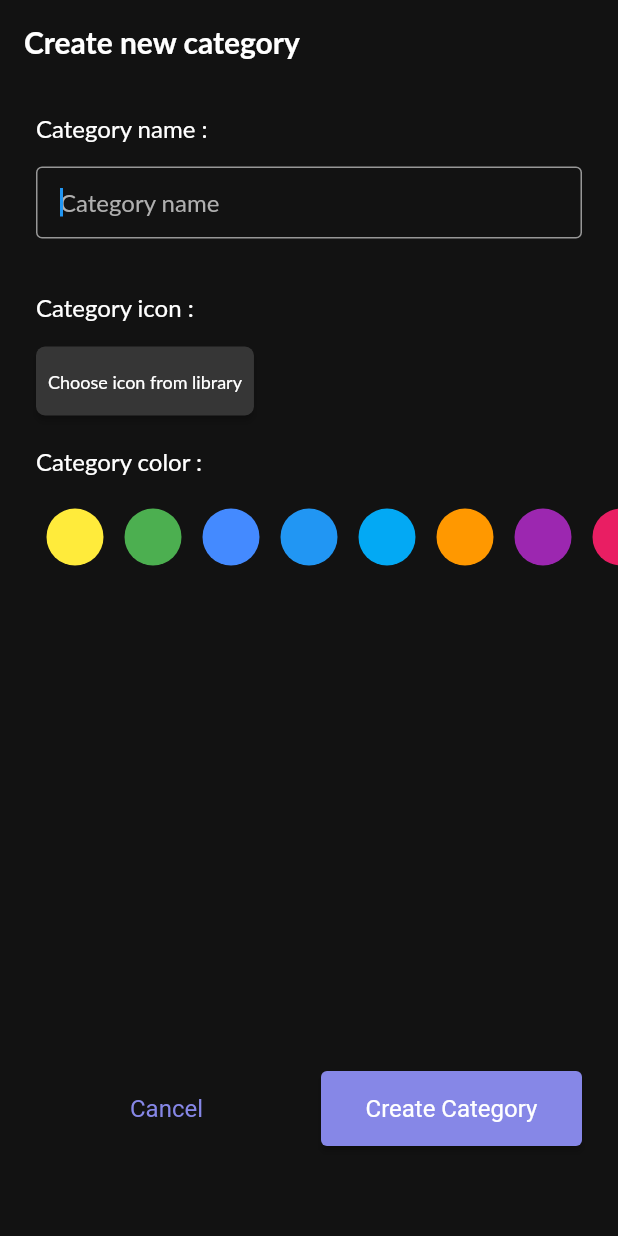
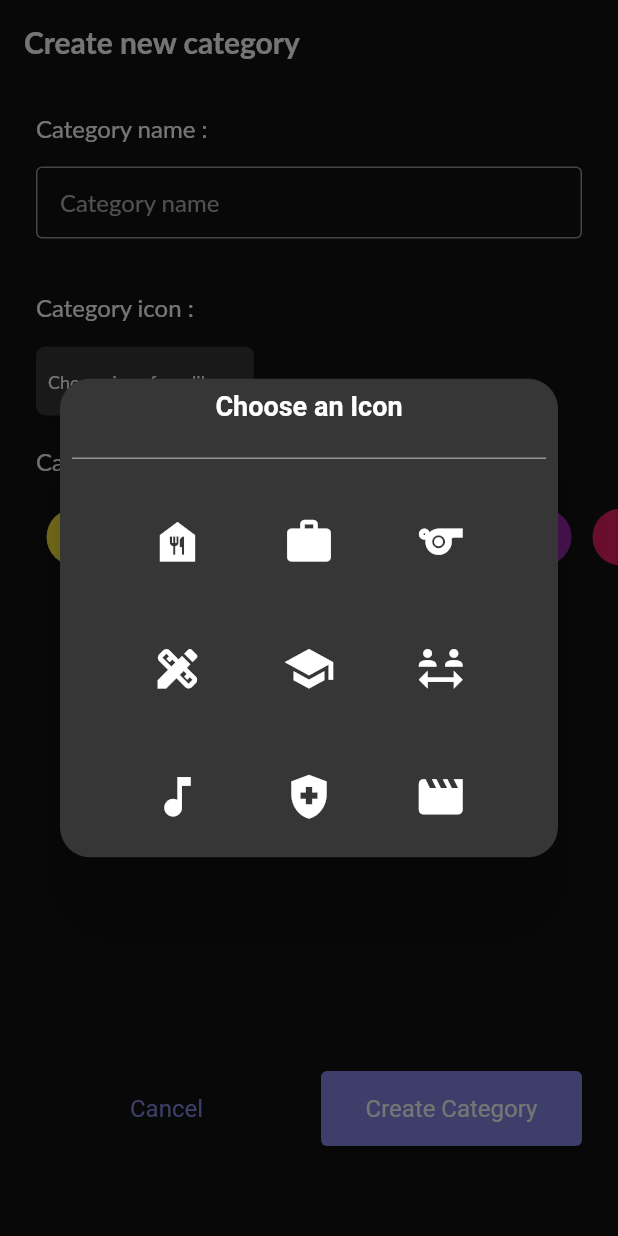
Before and after one commit to Jawabreh0/flutter-to-do-app, a Flutter app: the screen it shows after launch, after a tap on "Choose icon from library", on a phone screen of 412 x 824 dp. Run offline on Flutter 3.47's test engine with Material 2 defaults, Android fonts, the phone set to English and light mode, and no system bars; our stand-ins replace flutter_svg, get, local_auth, sqflite; accounts and stored records are empty; Roboto replaces fonts that are missing (Lato).

Commit message:
add catg + ctrl

```diff
--- a/lib/presentation/features/create_catg/controller/catg_ctrl.dart
+++ b/lib/presentation/features/create_catg/controller/catg_ctrl.dart
@@ -3,9 +3,21 @@ import 'package:get/get.dart';
 
 class CatgController extends GetxController {
   Rx<Color> selectedColor = Colors.red.obs;
+  Rx<IconData?> selectedIcon = Rx<IconData?>(null);
+  RxString catgName = "".obs;
 
   void changeColor(Color color) {
     selectedColor.value = color;
+  }
+
+  void printFun() {
+    print(
+        "Selected Color:${selectedColor.value} and the Catg Name : ${catgName.value}");
+  }
+
+  void handleSelectedButton(IconData selectedIcon) {
+    this.selectedIcon.value = selectedIcon;
+    print("Selected Icon: $selectedIcon");
   }
 
   final List<Color> colorsList = [
@@ -21,4 +33,25 @@ class CatgController extends GetxController {
     Colors.grey,
     Colors.cyan,
   ];
+
+  final List<IconData> iconList = [
+    Icons.food_bank,
+    Icons.work,
+    Icons.sports,
+    Icons.design_services,
+    Icons.school,
+    Icons.social_distance,
+    Icons.music_note,
+    Icons.health_and_safety,
+    Icons.movie,
+    Icons.home,
+    Icons.logo_dev,
+    Icons.self_improvement,
+    Icons.hiking,
+    Icons.surfing,
+    Icons.kitesurfing,
+    Icons.bathroom,
+    Icons.engineering,
+    Icons.construction
+  ];
 }
--- a/lib/presentation/features/create_catg/widgets/create_catg_widgets.dart
+++ b/lib/presentation/features/create_catg/widgets/create_catg_widgets.dart
@@ -1,7 +1,7 @@
 import 'package:flutter/material.dart';
 import 'package:get/get.dart';
 import 'package:to_do/core/app-colors/palette.dart';
-import 'package:to_do/presentation/features/create_catg/controller/catg_ctrl.dart';
+import '../controller/catg_ctrl.dart';
 
 class CreateCatgWidget {
   static Widget createCatgBody() {
@@ -38,9 +38,13 @@ class CreateCatgWidget {
   }
 
   static Widget catgNameField() {
+    final CatgController controller = Get.put(CatgController());
     return Padding(
       padding: const EdgeInsets.fromLTRB(24.0, 16.0, 24.0, 16.0),
       child: TextField(
+        onChanged: (value) {
+          controller.catgName.value = value;
+        },
         style: const TextStyle(
           fontFamily: 'Lato',
           fontSize: 16,
@@ -85,11 +89,72 @@ class CreateCatgWidget {
   }
 
   static Widget chooseCatgButton() {
+    final CatgController controller = Get.put(CatgController());
     return Padding(
       padding: const EdgeInsets.only(left: 24, bottom: 20),
       child: ElevatedButton(
         onPressed: () {
-            //TODO
+          Get.defaultDialog(
+            backgroundColor: bottomSheetColor,
+            title: 'Choose an Icon',
+            titleStyle: const TextStyle(
+                color: Colors.white, fontSize: 18, fontWeight: FontWeight.w700),
+            content: SizedBox(
+              width: double.maxFinite,
+              height: 250,
+              child: SingleChildScrollView(
+                child: Column(
+                  children: [
+                    Divider(
+                      color: fieldBordersColor,
+                      thickness: 1,
+                    ),
+                    const SizedBox(height: 30),
+                    ListView.builder(
+                      shrinkWrap: true,
+                      physics: const NeverScrollableScrollPhysics(),
+                      itemCount: (controller.iconList.length / 3).ceil(),
+                      itemBuilder: (BuildContext context, int rowIndex) {
+                        return Column(
+                          children: [
+                            Row(
+                              mainAxisAlignment: MainAxisAlignment.spaceEvenly,
+                              children: [
+                                for (int i = rowIndex * 3;
+                                    i < (rowIndex * 3 + 3);
+                                    i++)
+                                  if (i < controller.iconList.length)
+                                    InkWell(
+                                      onTap: () {
+                                        IconData selectedIcon =
+                                            controller.iconList[i];
+                                        controller
+                                            .handleSelectedButton(selectedIcon);
+                                        Get.back(result: selectedIcon);
+                                      },
+                                      child: Icon(
+                                        controller.iconList[i],
+                                        color: Colors.white,
+                                        size: 35,
+                                      ),
+                                    ),
+                              ],
+                            ),
+                            const SizedBox(height: 50),
+                          ],
+                        );
+                      },
+                    ),
+                  ],
+                ),
+              ),
+            ),
+          ).then((value) {
+            if (value != null) {
+              IconData selectedIcon = value;
+              // Do something with the selected icon
+            }
+          });
         },
         style: ElevatedButton.styleFrom(
           padding: const EdgeInsets.fromLTRB(8, 16, 8, 16),
@@ -107,7 +172,8 @@ class CreateCatgWidget {
             color: Colors.white,
           ),
         ),
-        ));
+      ),
+    );
   }
 
   static Widget catgColorText() {
@@ -165,6 +231,7 @@ class CreateCatgWidget {
   }
 
   static Widget createCatgButton() {
+    final CatgController controller = Get.put(CatgController());
     return Padding(
       padding: const EdgeInsets.only(bottom: 60, left: 24, right: 24),
       child: Row(
@@ -172,9 +239,7 @@ class CreateCatgWidget {
         children: [
           Expanded(
             child: ElevatedButton(
-              onPressed: () {
-                // TODO
-              },
+              onPressed: () {},
               style: ElevatedButton.styleFrom(
                 backgroundColor: appColor,
                 elevation: 0,
@@ -194,7 +259,11 @@ class CreateCatgWidget {
           Expanded(
             child: ElevatedButton(
               onPressed: () {
-                // TODO
+                controller.printFun();
+                IconData? selectedIcon = controller.selectedIcon.value;
+                if (selectedIcon != null) {
+                  controller.handleSelectedButton(selectedIcon);
+                }
               },
               style: ElevatedButton.styleFrom(
                 backgroundColor: appSecondaryColor,
```
Lines whose indentation alone changed are shown as unchanged.
